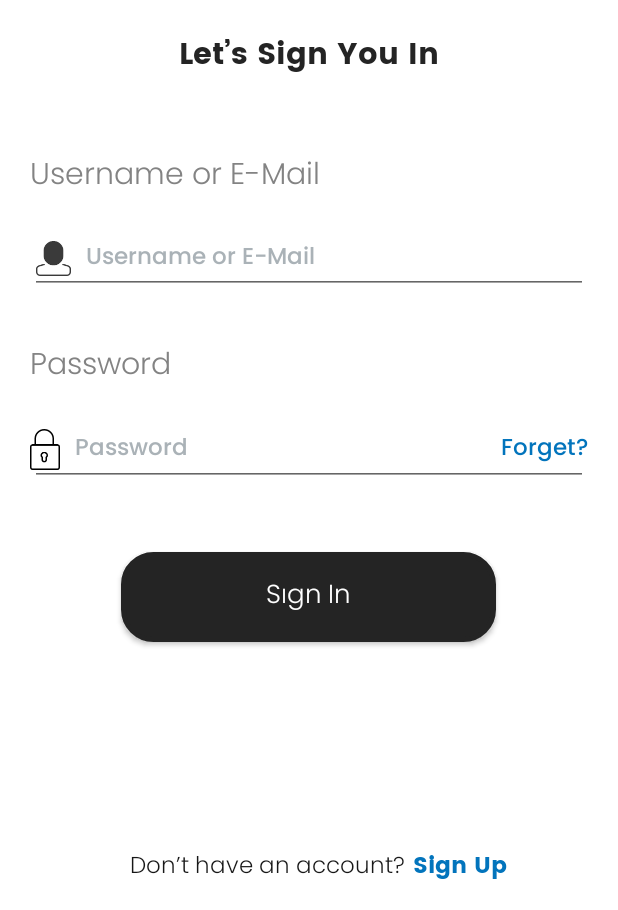
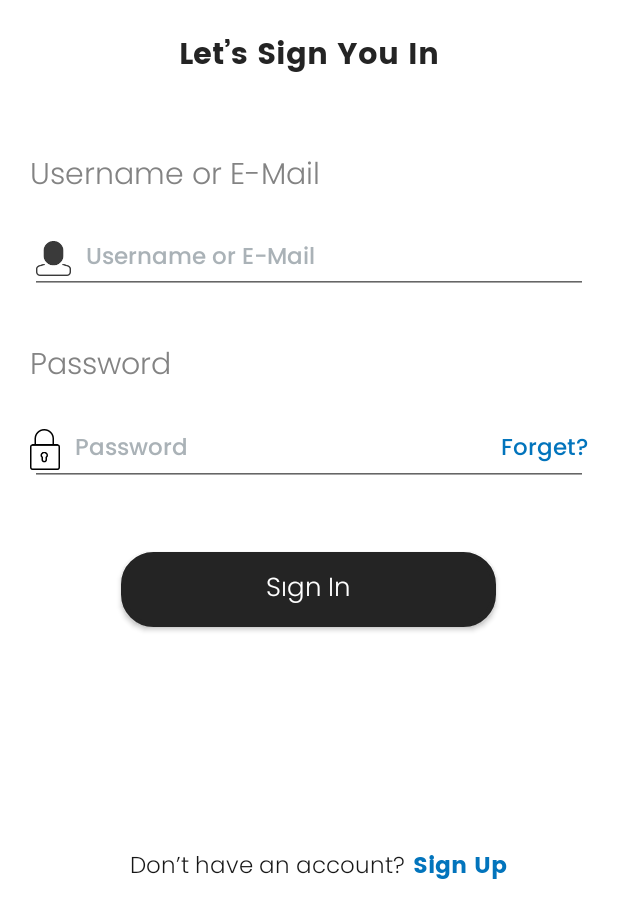
Before and after one commit to abanoubdev/GTec, an Android app: the screen it shows after launch (MainActivity), on a phone screen of 412 x 824 dp, the part 326-1236 px from its top. Run offline under Robolectric (Android 15) with nearby library versions, the phone set to English and light mode, and no system bars; our stand-ins replace Dagger/Hilt's generated code, Room's generated code; libraries missing offline, so code that uses them is left out: androidx.hilt.lifecycle.

Commit message:
modify login_bg.xml to 50dp

```diff
--- a/app/src/main/res/drawable/login_bg.xml
+++ b/app/src/main/res/drawable/login_bg.xml
@@ -12,5 +12,5 @@
         android:top="0dp" />
     <size
         android:width="250dp"
-        android:height="60dp" />
+        android:height="50dp" />
 </shape>
```
